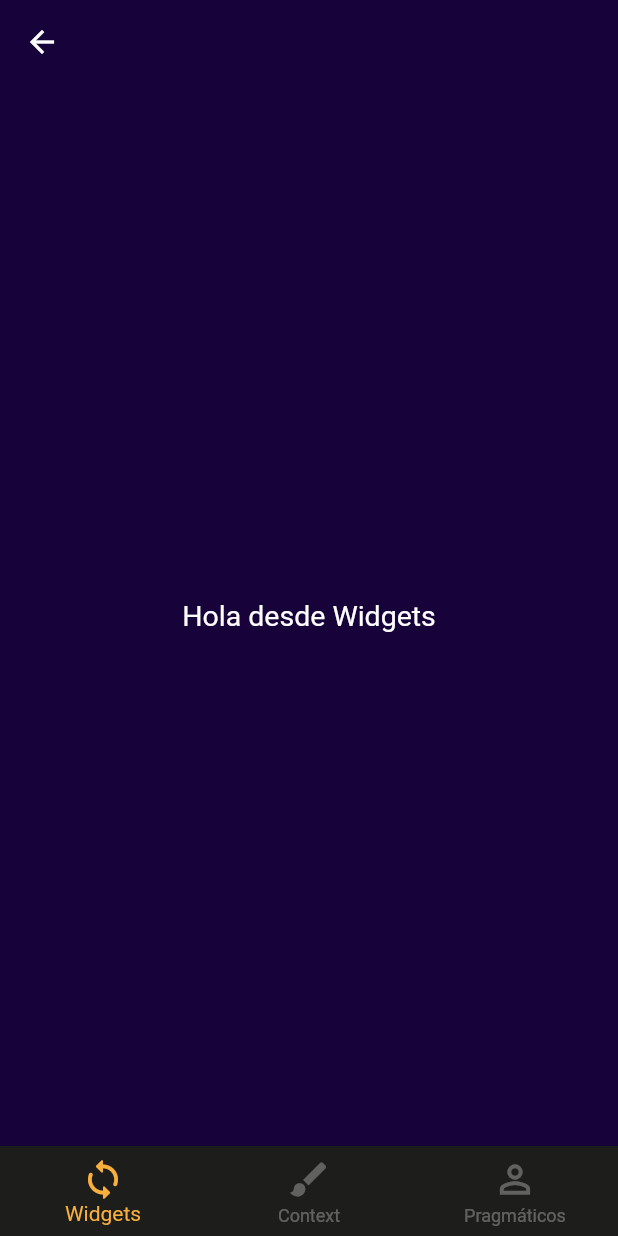
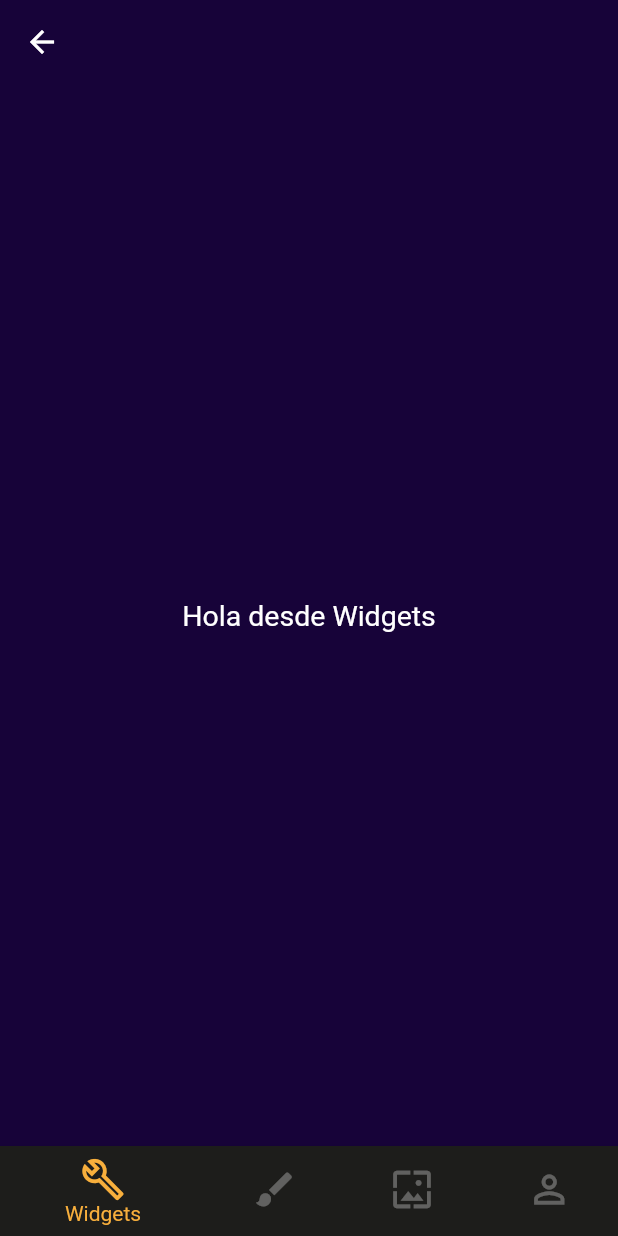
Before and after one commit to Jhon-Giraldo/flutter_context_app, a Flutter app: the HomeScreen screen opened by its route, on a phone screen of 412 x 824 dp. Run offline on Flutter 3.47's test engine with Material 2 defaults, Android fonts, the phone set to English and light mode, and no system bars.

Commit message:
Context Page Done

```diff
--- a/lib/main.dart
+++ b/lib/main.dart
@@ -18,7 +18,8 @@ class MyApp extends StatelessWidget {
         'onboardingScreen': (_) => const OnboardingScreen(),
         'home': (_) => const HomeScreen(),
         'responsive': (_) => const ResponsiveScreen(),
-        'pragmaticos': (_) => const PragmaticosScreen(),
+        'scaffold': (_) => const ScaffoldScreen(),
+        'pragmaticos': (_) => const PragmaticosScreen()
       },
     );
 
--- a/lib/screens/home_screen.dart
+++ b/lib/screens/home_screen.dart
@@ -1,25 +1,60 @@
+import 'package:context/screens/widgets_screen.dart';
+import 'package:context/widgets/widgets.dart';
 import 'package:flutter/material.dart';
-import 'package:context/widgets/widgets.dart';
+import 'package:context/screens/screens.dart';
 
+class HomeScreen extends StatefulWidget {
+  const HomeScreen ({super.key});
 
-class HomeScreen extends StatelessWidget {
-  const HomeScreen({super.key});
+  @override
+  State<HomeScreen> createState() => _HomeScreenState();
+}
 
+class _HomeScreenState extends State<HomeScreen> {
+
+  int _selectedIndex = 0;
+
+  static const List<Widget> _widgetOptions = <Widget>[
+
+    WidgetsScreen(),
+    ResponsiveScreen(),
+    ScaffoldScreen(),
+    PragmaticosScreen(),
+
+  ];
+
+  void _onItemTapped(int index){
+    setState(() {
+      _selectedIndex = index;
+    });
+  }
 
   @override
   Widget build(BuildContext context) {
     return Scaffold(
       appBar: AppBar(),
       body: Center(
-        child: Column(
-          mainAxisAlignment: MainAxisAlignment.center,
-          crossAxisAlignment: CrossAxisAlignment.center,
-          children: [
-            Text('Hola desde Widgets'),
-          ],
-        ),
+        child: _widgetOptions.elementAt(_selectedIndex),
       ),
-      bottomNavigationBar: const CustomNavigationBarButton(),
-   );
+      bottomNavigationBar: CustomNavigationBarButton(
+        currentIndex: _selectedIndex,
+        onItemTap: _onItemTapped),
+      );
   }
 }
+
+class Persona {
+
+  static const String cerebro = 'si';
+  final String nombre;
+
+  Persona(this.nombre);
+
+  get nombreCerebro => cerebro + nombre;
+
+
+}
+
+final Persona persona = Persona('Harold');
+final Persona persona2 = Persona('Stiven');
+final Persona persona3 = Persona('Jeisson');
--- a/lib/screens/screens.dart
+++ b/lib/screens/screens.dart
@@ -2,3 +2,4 @@ export 'package:context/screens/home_screen.dart';
 export 'package:context/screens/onboarding_screen.dart';
 export 'package:context/screens/pragmaticos_screen.dart';
 export 'package:context/screens/responsive_screen.dart';
+export 'package:context/screens/scaffold_screen.dart';
--- /dev/null
+++ b/lib/screens/widgets_screen.dart
@@ -0,0 +1,16 @@
+import 'package:flutter/material.dart';
+
+
+class WidgetsScreen extends StatelessWidget {
+  const WidgetsScreen({super.key});
+
+
+  @override
+  Widget build(BuildContext context) {
+    return Scaffold(
+      body: Center(
+        child: Text('Hola desde Widgets'),
+     ),
+   );
+  }
+}
--- a/lib/widgets/custom_navigation_Bar_button.dart
+++ b/lib/widgets/custom_navigation_Bar_button.dart
@@ -1,54 +1,37 @@
 import 'package:flutter/material.dart';
+import 'package:context/screens/screens.dart';
 
-class CustomNavigationBarButton extends StatefulWidget {
-  const CustomNavigationBarButton ({super.key});
+class CustomNavigationBarButton extends StatelessWidget {
+  const CustomNavigationBarButton({super.key, required this.currentIndex, required this.onItemTap});
 
-  @override
-  State<CustomNavigationBarButton> createState() => _CustomNavigationBarButtonState();
-}
-
-
-
-class _CustomNavigationBarButtonState extends State<CustomNavigationBarButton> {
-
-  @override
-  void didUpdateWidget(covariant CustomNavigationBarButton oldWidget) {
-
-    super.didUpdateWidget(oldWidget);
-  }
-
-  @override
-  void deactivate() {
-
-    super.deactivate();
-  }
+  final int currentIndex;
+  final void Function(int) onItemTap;
 
   @override
   Widget build(BuildContext context) {
     return BottomNavigationBar(
 
       showSelectedLabels: true,
-      showUnselectedLabels: true,
+      showUnselectedLabels: false,
       //Custom Colors
       selectedItemColor: Theme.of(context).indicatorColor,
       backgroundColor: Theme.of(context).canvasColor,
       unselectedItemColor: Colors.white30,
-      currentIndex: 0,
 
       items: const [
         BottomNavigationBarItem(
-          icon: Icon(Icons.sync_rounded, size: 30),
-          label: 'Widgets'
-        ),
+            icon: Icon(Icons.build_outlined, size: 30), label: 'Widgets'),
         BottomNavigationBarItem(
-          icon: Icon(Icons.brush, size: 30),
-          label: 'Context'
-        ),
+            icon: Icon(Icons.brush, size: 30), label: 'Context'),
         BottomNavigationBarItem(
-          icon: Icon(Icons.person_outline_outlined, size: 30),
-          label: 'Pragmáticos'
-        )
-      ]
+            icon: Icon(Icons.wallpaper_outlined, size: 30), label: 'Scaffold'),
+        BottomNavigationBarItem(
+            icon: Icon(Icons.person_outline_outlined, size: 30),
+            label: 'Pragmáticos')
+      ],
+      currentIndex: currentIndex,
+      onTap: onItemTap,
+
     );
   }
 }
--- a/lib/widgets/custom_start_button.dart
+++ b/lib/widgets/custom_start_button.dart
@@ -20,7 +20,7 @@ class CustomStartButton extends StatelessWidget {
           //Custom PragmaIcon
           ImageIcon(
             AssetImage('assets/isotipo.png'),
-            size: 45, color: Color(0xff6429CD)
+            size: 45
           ),
 
           Text(
```
Also changed, not shown: lib/screens/responsive_screen.dart (+47 -3 lines), lib/screens/scaffold_screen.dart (added, +16 -0 lines).
